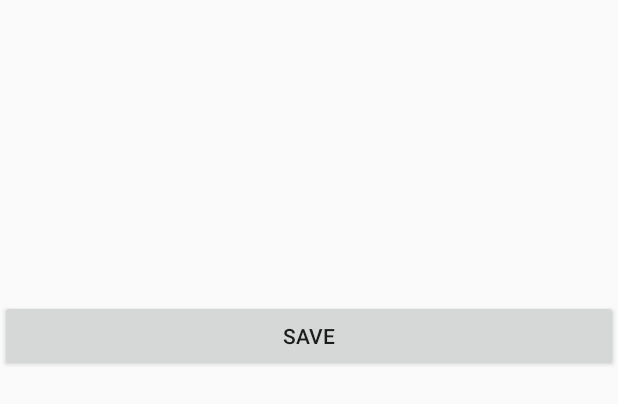
After one commit to yewei600/SelfieDiary, an Android app: the layout fragment_confirm_pic_add_loc.xml on its own in the app's theme, with its tools: preview values and no code run, on a phone screen of 412 x 824 dp. The commit adds this screen. Shown: the top 404 px of the screen. Run offline under Robolectric (Android 15) with nearby library versions, the phone set to English and light mode, and no system bars.

Commit message:
added ConfirmPicAddLocFragment

```diff
--- a/app/build.gradle
+++ b/app/build.gradle
@@ -2,7 +2,7 @@ apply plugin: 'com.android.application'
 apply plugin: 'kotlin-android'
 apply plugin: 'kotlin-android-extensions'
 apply plugin: 'kotlin-kapt'
-apply plugin: 'androidx.navigation.safeargs'
+apply plugin: "androidx.navigation.safeargs.kotlin"
 
 android {
     compileSdkVersion 28
@@ -36,8 +36,8 @@ dependencies {
     androidTestImplementation 'androidx.test.espresso:espresso-core:3.1.1'
 
     //navigation
-    implementation "androidx.navigation:navigation-fragment:$nav_version"
-    implementation "androidx.navigation:navigation-ui:$nav_version"
+    implementation "androidx.navigation:navigation-fragment-ktx:$nav_version"
+    implementation "androidx.navigation:navigation-ui-ktx:$nav_version"
 
     // Room and Lifecycle dependencies
     implementation "androidx.room:room-runtime:$version_room"
--- /dev/null
+++ b/app/src/main/res/layout/fragment_confirm_pic_add_loc.xml
@@ -0,0 +1,20 @@
+<?xml version="1.0" encoding="utf-8"?>
+<layout xmlns:android="http://schemas.android.com/apk/res/android">
+    <data>
+        <variable name="picture_item"
+                  type="com.ericwei.selfiediary.data.Picture"/>
+    </data>
+    <LinearLayout
+            android:orientation="vertical"
+            android:layout_width="match_parent"
+            android:layout_height="match_parent">
+
+        <ImageView android:layout_width="match_parent" android:layout_height="200dp"
+                   android:id="@+id/picture_taken"/>
+
+        <Button android:layout_width="match_parent" android:layout_height="wrap_content"
+                android:text="save"
+        />
+
+    </LinearLayout>
+</layout>
```
Also changed, not shown: app/src/main/java/com/ericwei/selfiediary/ui/ConfirmPicAddLocFragment.kt (added, +25 -0 lines), app/src/main/java/com/ericwei/selfiediary/ui/PictureGridAdapter.kt (+36 -4 lines), app/src/main/java/com/ericwei/selfiediary/ui/PictureGridFragment.kt (+17 -1 lines), app/src/main/res/layout/grid_view_item.xml (added, +15 -0 lines), app/src/main/res/navigation/nav_graph.xml (+9 -1 lines).
